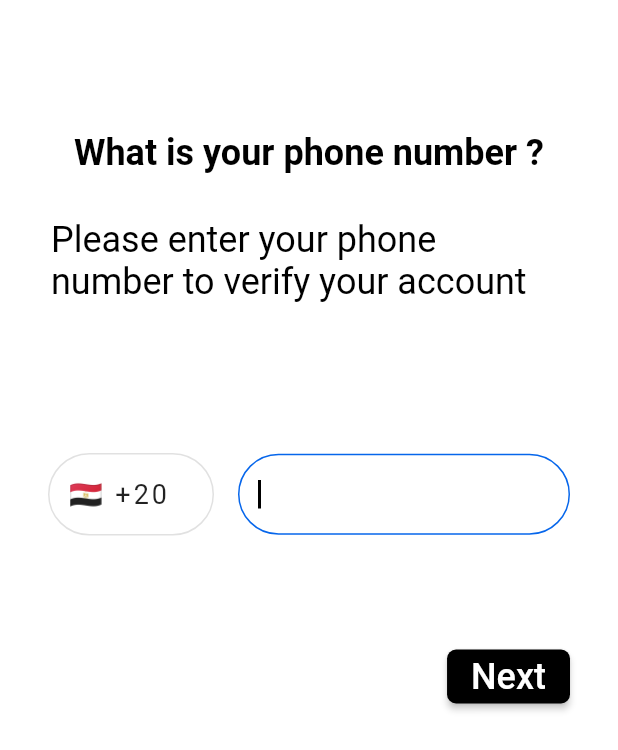
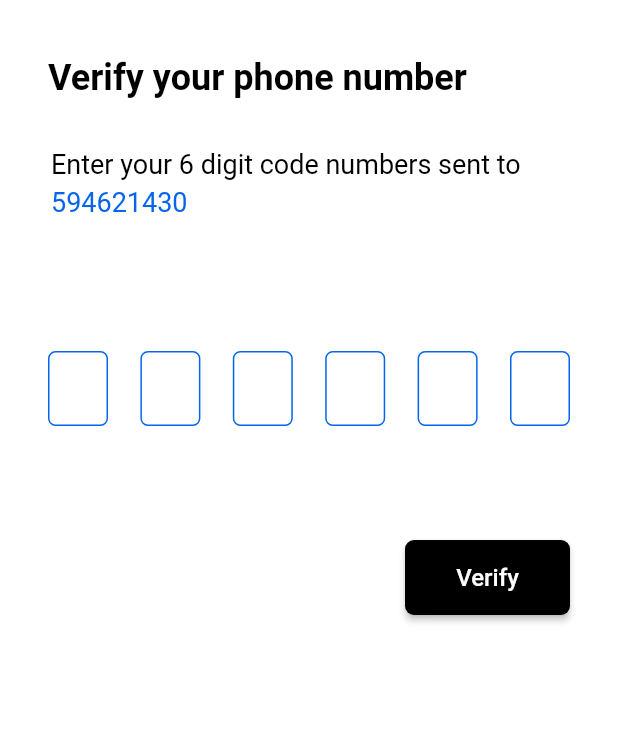
Before and after one commit to alaaRashed2001/maps-app, a Flutter app: the screen it shows after launch, after a tap on "Next", on a phone screen of 412 x 824 dp. Shown: the top 750 px of the screen. Run offline on Flutter 3.47's test engine with Material 2 defaults, Android fonts, the phone set to English and light mode, and no system bars; drawn by our look-alikes of pin_code_fields; our stand-ins replace firebase_core; accounts and stored records are empty.

Commit message:
OTP screen

```diff
--- a/lib/Constants/strings.dart
+++ b/lib/Constants/strings.dart
@@ -1 +1,2 @@
 const loginScreen = '/';
+const otpScreen = 'otpScreen';
--- a/lib/Presentations/Screens/login_screen.dart
+++ b/lib/Presentations/Screens/login_screen.dart
@@ -4,8 +4,8 @@ import 'package:maps/Presentations/Widgets/build_next_button.dart';
 import 'package:maps/Presentations/Widgets/build_phone_form_field.dart';
 
 class LoginScreen extends StatelessWidget {
-  const LoginScreen({super.key});
-
+   LoginScreen({super.key});
+final GlobalKey<FormState> _phoneFormKey = GlobalKey();
   @override
   Widget build(BuildContext context) {
     return SafeArea(
@@ -13,7 +13,7 @@ class LoginScreen extends StatelessWidget {
         backgroundColor: Colors.white,
         body: SingleChildScrollView(
           child: Form(
-            key: UniqueKey(),
+            key: _phoneFormKey,
             child: Container(
               margin: const EdgeInsets.symmetric(horizontal: 32, vertical: 88),
               child: Column(
--- /dev/null
+++ b/lib/Presentations/Screens/otp_screen.dart
@@ -0,0 +1,53 @@
+import 'package:flutter/material.dart';
+import 'package:maps/Presentations/Widgets/build_intro_otp_texts.dart';
+import 'package:maps/Presentations/Widgets/build_pin_code_fields.dart';
+import 'package:maps/Presentations/Widgets/build_verify_button.dart';
+
+class OTPScreen extends StatelessWidget {
+  const OTPScreen({super.key});
+
+  @override
+  Widget build(BuildContext context) {
+    return SafeArea(
+        child: Scaffold(
+      backgroundColor: Colors.white,
+      body: Container(
+        margin: const EdgeInsets.symmetric(horizontal: 32, vertical: 38),
+        child: Column(
+          children: [
+            BuildIntroOTPTexts(),
+            const SizedBox(
+              height: 88,
+            ),
+            const BuildPinCodeFields(),
+            const SizedBox(
+              height: 60,
+            ),
+            const BuildVerifyButton(),
+          ],
+        ),
+      ),
+    ));
+  }
+
+  // void showProgressIndicator(BuildContext context) {
+  //   AlertDialog alertDialog = const AlertDialog(
+  //     backgroundColor: Colors.transparent,
+  //     elevation: 0,
+  //     content: Center(
+  //       child: CircularProgressIndicator(
+  //         valueColor: AlwaysStoppedAnimation<Color>(Colors.black),
+  //       ),
+  //     ),
+  //   );
+  //
+  //   showDialog(
+  //     barrierColor: Colors.white.withOpacity(0),
+  //     barrierDismissible: false,
+  //     context: context,
+  //     builder: (context) {
+  //       return alertDialog;
+  //     },
+  //   );
+  // }
+}
--- /dev/null
+++ b/lib/Presentations/Widgets/build_intro_otp_texts.dart
@@ -0,0 +1,39 @@
+import 'package:flutter/material.dart';
+import 'package:maps/Constants/my_color.dart';
+
+class BuildIntroOTPTexts extends StatelessWidget {
+  BuildIntroOTPTexts({super.key});
+  int phoneNumber = 0594621430;
+  @override
+  Widget build(BuildContext context) {
+    return Column(
+      crossAxisAlignment: CrossAxisAlignment.start,
+      children: [
+        const Text(
+          'Verify your phone number',
+          style: TextStyle(
+              color: Colors.black, fontSize: 24, fontWeight: FontWeight.bold),
+        ),
+        const SizedBox(
+          height: 30,
+        ),
+        Container(
+          margin: const EdgeInsets.symmetric(horizontal: 2),
+          child: RichText(
+            text: TextSpan(
+              text: 'Enter your 6 digit code numbers sent to ',
+              style: const TextStyle(
+                  color: Colors.black, fontSize: 18, height: 1.4),
+              children: <TextSpan>[
+                TextSpan(
+                  text: '$phoneNumber',
+                  style: const TextStyle(color: MyColors.blue),
+                ),
+              ],
+            ),
+          ),
+        ),
+      ],
+    );
+  }
+}
--- a/lib/Presentations/Widgets/build_intro_texts.dart
+++ b/lib/Presentations/Widgets/build_intro_texts.dart
@@ -1,6 +1,7 @@
 import 'package:flutter/material.dart';
 
 Widget buildIntroTexts() => Column(
+  crossAxisAlignment: CrossAxisAlignment.start,
   children: [
     const Text(
       'What is your phone number ?',
--- /dev/null
+++ b/lib/Presentations/Widgets/build_pin_code_fields.dart
@@ -0,0 +1,43 @@
+import 'package:flutter/material.dart';
+import 'package:maps/Constants/my_color.dart';
+import 'package:pin_code_fields/pin_code_fields.dart';
+
+class BuildPinCodeFields extends StatelessWidget {
+  const BuildPinCodeFields({super.key});
+
+  @override
+  Widget build(BuildContext context) {
+    return  PinCodeTextField(
+      appContext: context,
+      autoFocus: true,
+      cursorColor: Colors.black,
+      keyboardType: TextInputType.number,
+      length: 6,
+      obscureText: false,
+      animationType: AnimationType.scale,
+      pinTheme: PinTheme(
+        shape: PinCodeFieldShape.box,
+        borderRadius: BorderRadius.circular(5),
+        fieldHeight: 50,
+        fieldWidth: 40,
+        borderWidth: 1,
+        activeColor: MyColors.blue,
+        inactiveColor: MyColors.blue,
+        inactiveFillColor: Colors.white,
+        activeFillColor: MyColors.lightBlue,
+        selectedColor: MyColors.blue,
+        selectedFillColor: Colors.white,
+      ),
+      animationDuration: const Duration(milliseconds: 300),
+      backgroundColor: Colors.white,
+      enableActiveFill: true,
+      onCompleted: (submitedCode) {
+        // otpCode = submitedCode;
+        print("Completed");
+      },
+      onChanged: (value) {
+        print(value);
+      },
+    );
+  }
+}
--- /dev/null
+++ b/lib/Presentations/Widgets/build_verify_button.dart
@@ -0,0 +1,28 @@
+import 'package:flutter/material.dart';
+
+class BuildVerifyButton extends StatelessWidget {
+  const BuildVerifyButton({super.key});
+
+  @override
+  Widget build(BuildContext context) {
+    return Align(
+      alignment: Alignment.centerRight,
+      child: ElevatedButton(
+        onPressed: () {
+          //
+        },
+        style: ElevatedButton.styleFrom(
+          minimumSize: const Size(110, 50),
+          backgroundColor: Colors.black,
+          shape: RoundedRectangleBorder(
+            borderRadius: BorderRadius.circular(6),
+          ),
+        ),
+        child: const Text(
+          'Verify',
+          style: TextStyle(color: Colors.white, fontSize: 16),
+        ),
+      ),
+    );
+  }
+}
--- a/lib/Presentations/Widgets/button_2_next.dart
+++ b/lib/Presentations/Widgets/button_2_next.dart
@@ -1,4 +1,5 @@
 import 'package:flutter/material.dart';
+import 'package:maps/Constants/strings.dart';
 
 class Button2Next extends StatelessWidget {
   const Button2Next({
@@ -9,7 +10,7 @@ class Button2Next extends StatelessWidget {
   Widget build(BuildContext context) {
     return ElevatedButton(
       onPressed: (){
-        /// ToDo
+        Navigator.pushNamed(context, otpScreen);
       },
       style:ElevatedButton.styleFrom(
 maximumSize:const Size(110, 50),
--- a/lib/app_router.dart
+++ b/lib/app_router.dart
@@ -1,11 +1,13 @@
 import 'package:flutter/material.dart';
 import 'package:maps/Presentations/Screens/login_screen.dart';
+import 'package:maps/Presentations/Screens/otp_screen.dart';
 import 'Constants/strings.dart';
 
 class AppRouter{
  Route? generateRoute(RouteSettings settings){
 switch(settings.name){
-  case loginScreen : return MaterialPageRoute(builder: (context) => const LoginScreen() ,);
+  case loginScreen : return MaterialPageRoute(builder: (context) =>  LoginScreen() ,);
+  case otpScreen : return MaterialPageRoute(builder: (context) =>  const OTPScreen() ,);
 }
 }
 }
--- a/pubspec.yaml
+++ b/pubspec.yaml
@@ -38,6 +38,7 @@ dependencies:
   flutter_bloc: ^8.1.3
   firebase_core: ^2.15.0
   firebase_auth: ^4.7.2
+  pin_code_fields: ^8.0.1
 
 dev_dependencies:
   flutter_test:
```
Also changed, not shown: pubspec.lock.
